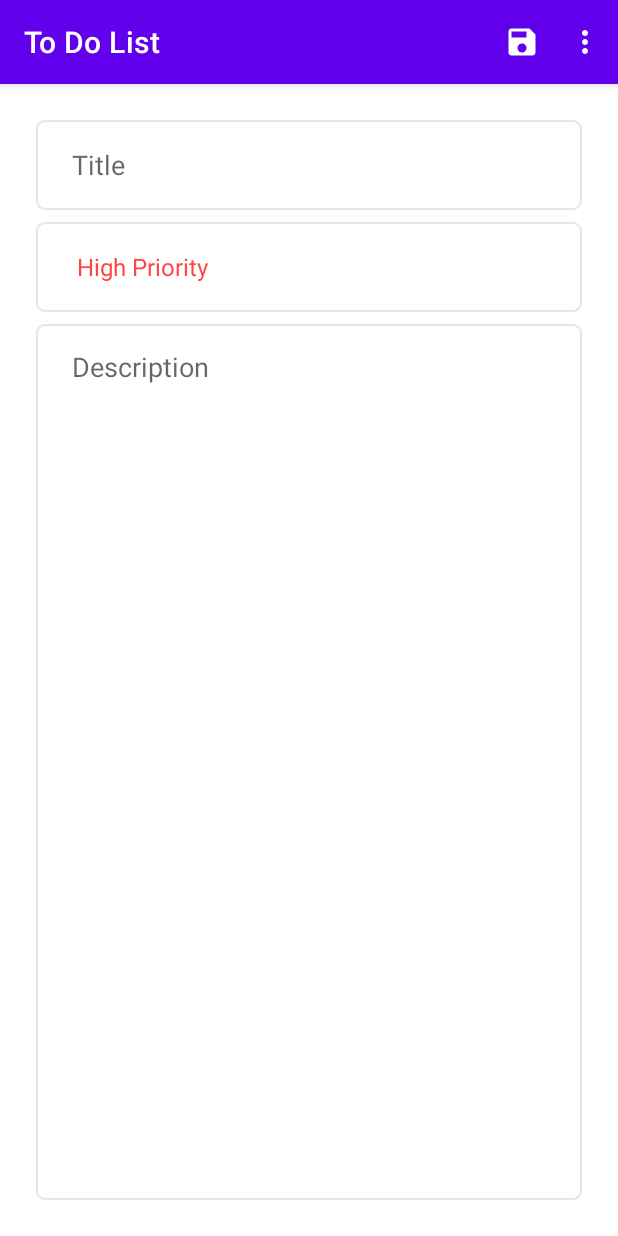
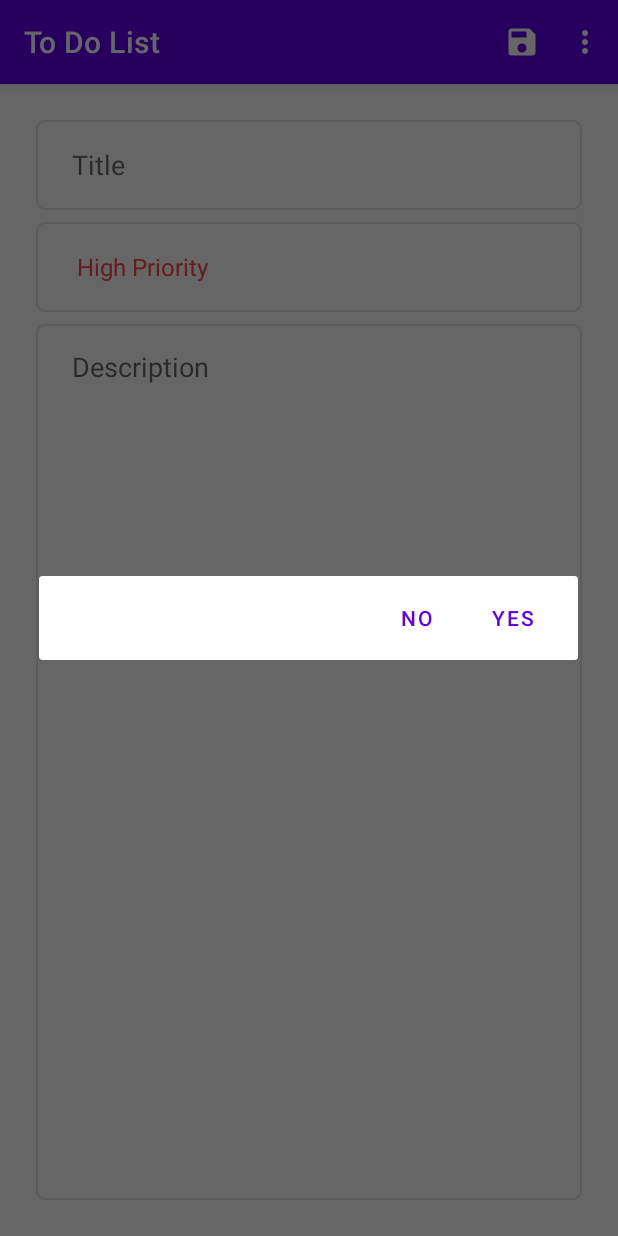
Before and after one commit to IrinaBBB/ToDoList-Android-, an Android app: the fragment UpdateFragment placed in its activity, in the options menu, after a tap on "Delete", on a phone screen of 412 x 824 dp. Run offline under Robolectric (Android 15) with nearby library versions, the phone set to English and light mode, and no system bars; our stand-ins replace Room's generated code, navigation-ui; 6 statements that could not run were skipped.

Commit message:
add: delete single item from database functionality

```diff
--- a/app/src/main/java/ru/irinavb/todolist/data/ToDoDao.kt
+++ b/app/src/main/java/ru/irinavb/todolist/data/ToDoDao.kt
@@ -15,4 +15,7 @@ interface ToDoDao {
 
     @Update
     suspend fun updateData(toDoData: ToDoData)
+
+    @Delete
+    suspend fun deleteData(toDoData: ToDoData)
 }
--- a/app/src/main/java/ru/irinavb/todolist/data/repositories/ToDoRepository.kt
+++ b/app/src/main/java/ru/irinavb/todolist/data/repositories/ToDoRepository.kt
@@ -15,4 +15,8 @@ class ToDoRepository(private val toDoDao: ToDoDao) {
     suspend fun updateData(toDoData: ToDoData) {
         toDoDao.updateData(toDoData)
     }
+
+    suspend fun deleteData(toDoData: ToDoData) {
+        toDoDao.deleteData(toDoData)
+    }
 }
--- a/app/src/main/java/ru/irinavb/todolist/fragments/update/UpdateFragment.kt
+++ b/app/src/main/java/ru/irinavb/todolist/fragments/update/UpdateFragment.kt
@@ -1,5 +1,6 @@
 package ru.irinavb.todolist.fragments.update
 
+import android.app.AlertDialog
 import android.content.Context
 import android.os.Bundle
 import android.view.*
@@ -45,10 +46,26 @@ class UpdateFragment : Fragment() {
     }
 
     override fun onOptionsItemSelected(item: MenuItem): Boolean {
-        if (item.itemId == R.id.menu_save) {
-            updateItem()
+        when (item.itemId) {
+            R.id.menu_save -> updateItem()
+            R.id.menu_delete -> confirmItemRemoval()
         }
         return super.onOptionsItemSelected(item)
+    }
+
+    private fun confirmItemRemoval() {
+        val builder = AlertDialog.Builder(requireContext())
+        builder.setPositiveButton("Yes") {_, _ ->
+            toDoViewModel.deleteData(args.currentItem)
+            Toast.makeText(activity, "Successfully removed: '${args.currentItem.title}'", Toast
+                .LENGTH_SHORT).show()
+            findNavController().navigate(R.id.action_updateFragment_to_listFragment)
+        }
+        builder.setNegativeButton("No") {_, _ ->}
+        builder.setTitle("Delete ${args.currentItem.title}?")
+        builder.setTitle("Are you sure you want to delete '${args.currentItem.title}'?")
+        builder.create().show()
+
     }
 
     private fun updateItem() {
--- a/app/src/main/java/ru/irinavb/todolist/viewmodels/ToDoViewModel.kt
+++ b/app/src/main/java/ru/irinavb/todolist/viewmodels/ToDoViewModel.kt
@@ -27,4 +27,10 @@ class ToDoViewModel(application: Application): AndroidViewModel(application) {
             repository.updateData(toDoData)
         }
     }
+
+    fun deleteData(toDoData: ToDoData) {
+        viewModelScope.launch {
+            repository.deleteData(toDoData)
+        }
+    }
 }
```
